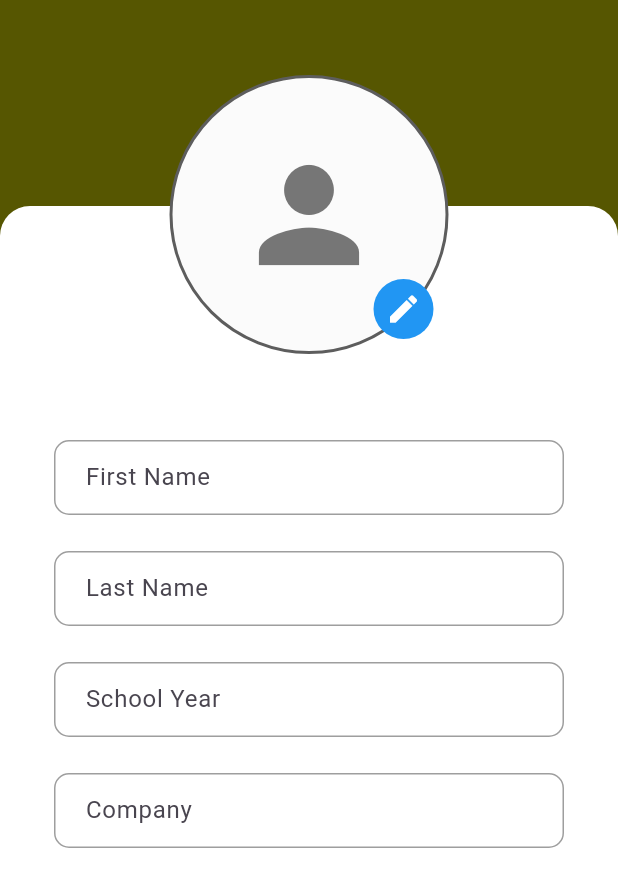
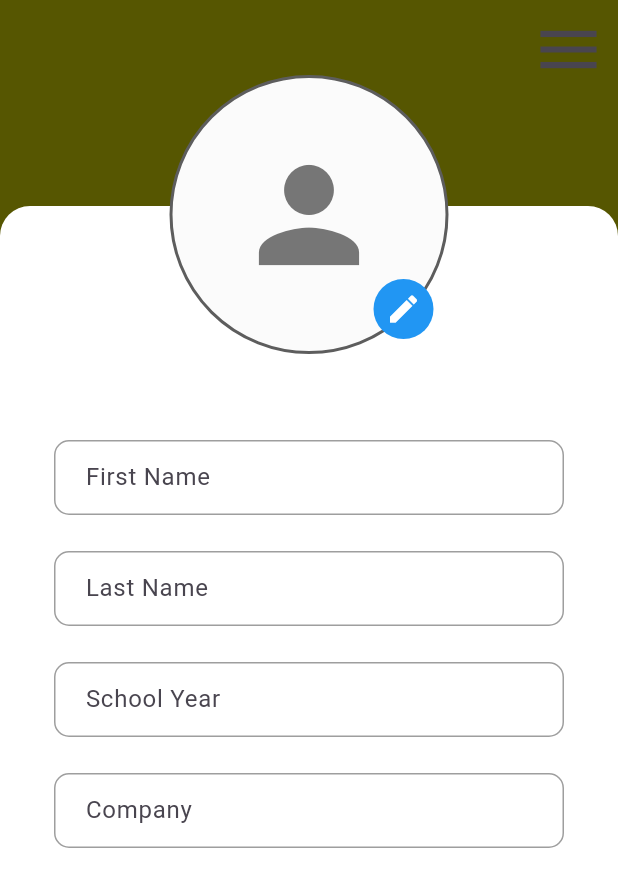
Before and after one commit to ccce-calpoly/CM_App, a Flutter app: the ProfileScreen screen opened directly, on a phone screen of 412 x 824 dp. Shown: the top 887 px of the screen. Run offline on Flutter 3.47's test engine with Material 3 defaults, Android fonts, the phone set to English and light mode, and no system bars; our stand-ins replace cloud_firestore, firebase_auth, firebase_core; missing offline and left inert: firebase_ui_auth; accounts and stored records are empty.

Commit message:
first commit

```diff
--- a/lib/src/screens/profile_screen.dart
+++ b/lib/src/screens/profile_screen.dart
@@ -56,7 +56,20 @@ class _ProfileScreenState extends State<ProfileScreen> {
           // Top background
           Positioned.fill(
             top: 0,
-            child: Container(color: Color.fromARGB(255, 86, 86, 1)),
+            child: Container(color: const Color.fromARGB(255, 86, 86, 1)),
+          ),
+          Positioned(
+            top: 0,
+            right: 0,
+            child: IconButton(
+              icon: const Icon(
+                Icons.menu,
+                size: 50,
+              ), // Hamburger icon
+              onPressed: () {
+                // Add your menu functionality here
+              },
+            ),
           ),
           // White background with rounded corners for text fields
           Positioned(
@@ -65,14 +78,14 @@ class _ProfileScreenState extends State<ProfileScreen> {
             right: 0,
             bottom: 0,
             child: Container(
-              decoration: BoxDecoration(
+              decoration: const BoxDecoration(
                 color: Colors.white,
                 borderRadius: BorderRadius.only(
                   topLeft: Radius.circular(20.0),
                   topRight: Radius.circular(20.0),
                 ),
               ),
-              padding: EdgeInsets.all(20.0),
+              padding: const EdgeInsets.all(20.0),
               child: SingleChildScrollView(
                 padding: const EdgeInsets.all(16.0),
                 child: Column(
@@ -309,11 +322,11 @@ class _ProfileScreenState extends State<ProfileScreen> {
                     child: Container(
                       width: 40,
                       height: 40,
-                      decoration: BoxDecoration(
+                      decoration: const BoxDecoration(
                         shape: BoxShape.circle,
                         color: Colors.blue,
                       ),
-                      child: Icon(
+                      child: const Icon(
                         Icons.edit,
                         size: 24,
                         color: Colors.white,
```
Also changed, not shown: pubspec.lock.
